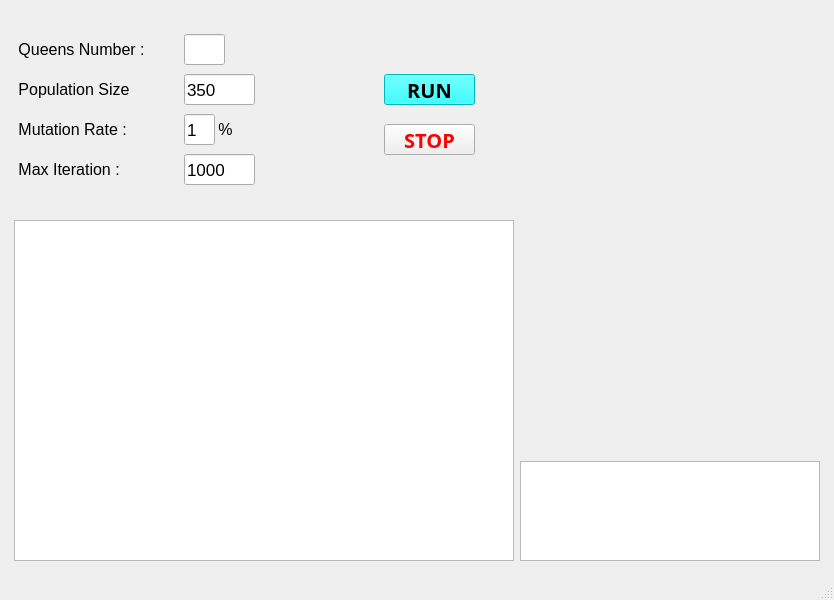
amidmajd/N-Queens-Genetic-Algorithm, file GUI.ui: the form before one commit.
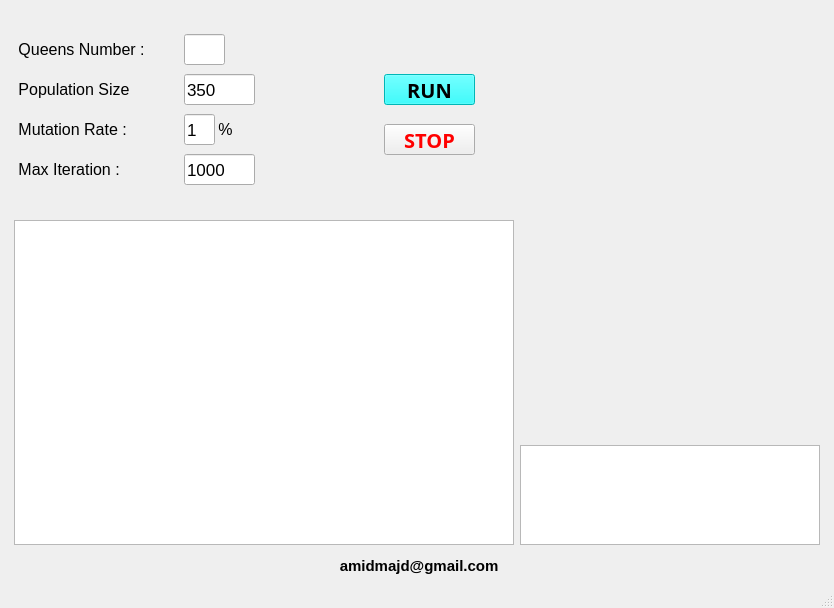
The form after the commit.

```diff
--- a/GUI.ui
+++ b/GUI.ui
@@ -7,7 +7,7 @@
     <x>0</x>
     <y>0</y>
     <width>834</width>
-    <height>600</height>
+    <height>608</height>
    </rect>
   </property>
   <property name="font">
@@ -341,6 +341,24 @@
       </layout>
      </widget>
     </item>
+    <item row="1" column="0">
+     <widget class="QLabel" name="label_6">
+      <property name="font">
+       <font>
+        <family>MS Shell Dlg 2</family>
+        <pointsize>11</pointsize>
+        <weight>75</weight>
+        <bold>true</bold>
+       </font>
+      </property>
+      <property name="text">
+       <string> amidmajd@gmail.com</string>
+      </property>
+      <property name="alignment">
+       <set>Qt::AlignCenter</set>
+      </property>
+     </widget>
+    </item>
    </layout>
   </widget>
   <widget class="QStatusBar" name="statusbar"/>
```
Left out of the diff: 59 changed lines with no effect on the pictures.
